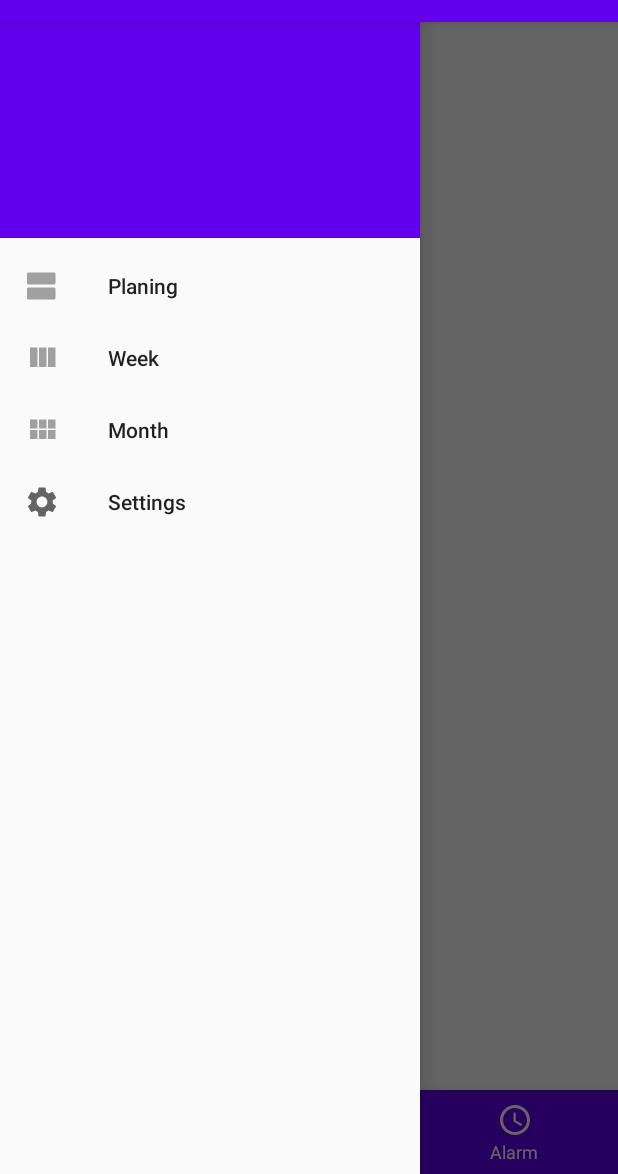
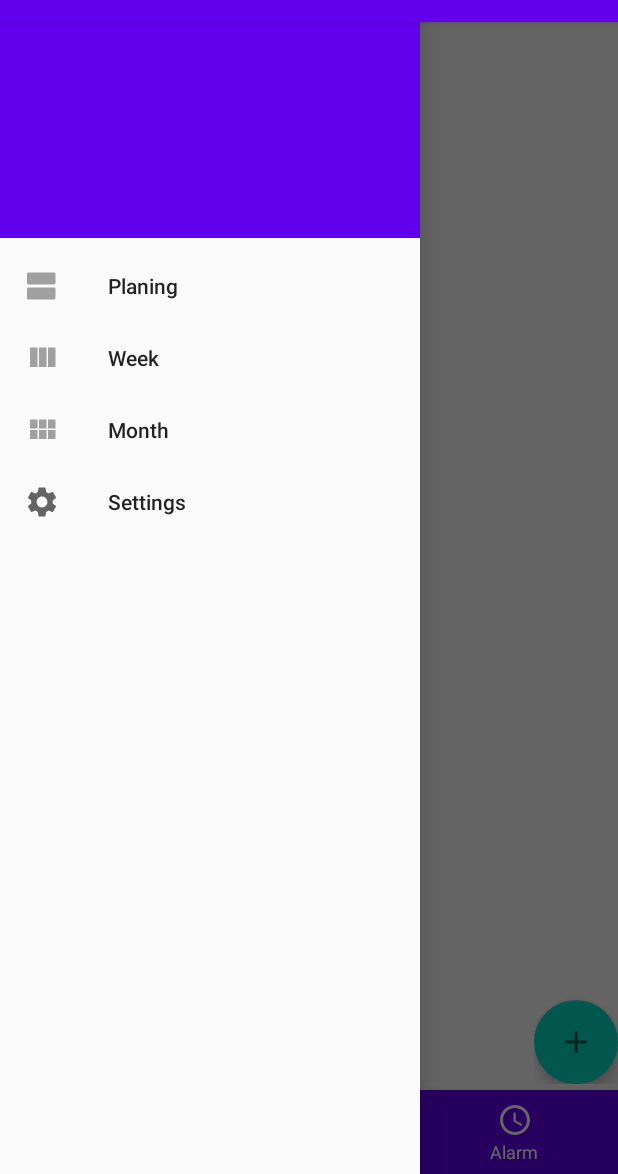
Before and after one commit to mrsolarius/bako, an Android app: the screen it shows after launch (MainActivity), with the side drawer open, on a phone screen of 412 x 824 dp, the part 62-1236 px from its top. Run offline under Robolectric (Android 15) with nearby library versions, the phone set to English and light mode, and no system bars; our stand-ins replace Room's generated code; libraries missing offline, so code that uses them is left out: com.github.mikephil.charting.

Commit message:
Mise à jour du add

```diff
--- a/app/src/main/java/app/bako/view/navigation/AddCodeToPlanning.kt
+++ b/app/src/main/java/app/bako/view/navigation/AddCodeToPlanning.kt
@@ -1,6 +1,7 @@
 package app.bako.view.navigation
 
 import android.os.Bundle
+import android.view.MenuItem
 import android.view.View
 import android.widget.ArrayAdapter
 import android.widget.Spinner
@@ -14,8 +15,14 @@ class AddCodeToPlanning : AppCompatActivity() {
     override fun onCreate(savedInstanceState: Bundle?) {
         super.onCreate(savedInstanceState)
         setContentView(R.layout.activity_add_code_to_planning)
+        setValueOfSpinner()
+        supportActionBar?.setDisplayHomeAsUpEnabled(true)
+    }
 
-        setValueOfSpinner()
+    override fun onOptionsItemSelected(item: MenuItem): Boolean {
+        //Go back arrow btn
+        finish();
+        return true;
     }
 
     fun setValueOfSpinner(){
--- a/app/src/main/java/app/bako/view/navigation/fragment/ManagerWorkCodeOfCalendarFragment.kt
+++ b/app/src/main/java/app/bako/view/navigation/fragment/ManagerWorkCodeOfCalendarFragment.kt
@@ -46,14 +46,14 @@ class ManagerWorkCodeOfCalendarFragment : Fragment(){
     }
 
     private fun openMenu() {
-        openOrCloseManager.setImageResource(android.R.drawable.ic_menu_close_clear_cancel)
+        openOrCloseManager.setImageResource(R.drawable.ic_baseline_close_24)
         addCodeToPlanning.visibility = View.VISIBLE
         updateCodeOfPlanning.visibility = View.VISIBLE
         isOpen = true
     }
 
     private fun closeMenu() {
-        openOrCloseManager.setImageResource(android.R.drawable.ic_menu_add)
+        openOrCloseManager.setImageResource(R.drawable.ic_baseline_add_24)
         addCodeToPlanning.visibility = View.INVISIBLE
         updateCodeOfPlanning.visibility = View.INVISIBLE
         isOpen = false
--- a/app/src/main/java/app/bako/view/navigation/fragment/calendar/CalendarFragment.kt
+++ b/app/src/main/java/app/bako/view/navigation/fragment/calendar/CalendarFragment.kt
@@ -5,6 +5,7 @@ import androidx.fragment.app.Fragment
 import android.view.LayoutInflater
 import android.view.View
 import android.view.ViewGroup
+import androidx.fragment.app.FragmentTransaction
 import androidx.lifecycle.ViewModelProvider
 import androidx.lifecycle.get
 import androidx.recyclerview.widget.LinearLayoutManager
@@ -14,6 +15,7 @@ import app.bako.model.workingday.WorkingDay
 import app.bako.model.workingday.WorkingDayDao
 import app.bako.model.workingday.WorkingDayRepository
 import app.bako.model.workingday.WorkingDayViewModel
+import app.bako.view.navigation.fragment.ManagerWorkCodeOfCalendarFragment
 import kotlinx.android.synthetic.main.fragment_calendar.view.*
 
 /**
@@ -25,16 +27,10 @@ class CalendarFragment : Fragment() {
         inflater: LayoutInflater, container: ViewGroup?,
         savedInstanceState: Bundle?
     ): View? {
-        // Inflate the layout for this fragment
-        /*val bouton: Button = view.findViewById<Button>(R.id.openCodeManagement)
-        bouton.setOnClickListener{
-            val activityObject: MainActivity = activity as MainActivity
-            activityObject.makeCurrentFragment(CodesListFragment())
-        }
-        */
+        /*
+         * SETUP RECYCLER VIEW AND LOAD DATA
+         */
         val view = inflater.inflate(R.layout.fragment_calendar, container, false)
-
-
         val adapter = CalendarRecyclerAdapter()
         val recyclerView = view.calendarRecyclerView
         recyclerView.layoutManager = LinearLayoutManager(requireContext())
@@ -46,6 +42,13 @@ class CalendarFragment : Fragment() {
             }
         })
         recyclerView.adapter = adapter
+
+        /*
+         * SETUP FRAGMENT FAB BUTTON
+         */
+        val ft: FragmentTransaction = activity?.supportFragmentManager!!.beginTransaction()
+        ft.replace(R.id.managerWorkCodeOfCalendar, ManagerWorkCodeOfCalendarFragment())
+        ft.commit()
         return view
     }
 }
--- /dev/null
+++ b/app/src/main/res/drawable/ic_baseline_add_24.xml
@@ -0,0 +1,10 @@
+<vector xmlns:android="http://schemas.android.com/apk/res/android"
+    android:width="24dp"
+    android:height="24dp"
+    android:viewportWidth="24"
+    android:viewportHeight="24"
+    android:tint="?attr/colorControlNormal">
+  <path
+      android:fillColor="@android:color/white"
+      android:pathData="M19,13h-6v6h-2v-6H5v-2h6V5h2v6h6v2z"/>
+</vector>
--- /dev/null
+++ b/app/src/main/res/drawable/ic_baseline_close_24.xml
@@ -0,0 +1,10 @@
+<vector xmlns:android="http://schemas.android.com/apk/res/android"
+    android:width="24dp"
+    android:height="24dp"
+    android:viewportWidth="24"
+    android:viewportHeight="24"
+    android:tint="?attr/colorControlNormal">
+  <path
+      android:fillColor="@android:color/white"
+      android:pathData="M19,6.41L17.59,5 12,10.59 6.41,5 5,6.41 10.59,12 5,17.59 6.41,19 12,13.41 17.59,19 19,17.59 13.41,12z"/>
+</vector>
--- /dev/null
+++ b/app/src/main/res/drawable/ic_baseline_edit_24.xml
@@ -0,0 +1,10 @@
+<vector xmlns:android="http://schemas.android.com/apk/res/android"
+    android:width="24dp"
+    android:height="24dp"
+    android:viewportWidth="24"
+    android:viewportHeight="24"
+    android:tint="?attr/colorControlNormal">
+  <path
+      android:fillColor="@android:color/white"
+      android:pathData="M3,17.25V21h3.75L17.81,9.94l-3.75,-3.75L3,17.25zM20.71,7.04c0.39,-0.39 0.39,-1.02 0,-1.41l-2.34,-2.34c-0.39,-0.39 -1.02,-0.39 -1.41,0l-1.83,1.83 3.75,3.75 1.83,-1.83z"/>
+</vector>
--- /dev/null
+++ b/app/src/main/res/drawable/ic_baseline_post_add_24.xml
@@ -0,0 +1,22 @@
+<vector xmlns:android="http://schemas.android.com/apk/res/android"
+    android:width="24dp"
+    android:height="24dp"
+    android:viewportWidth="24"
+    android:viewportHeight="24"
+    android:tint="?attr/colorControlNormal">
+  <path
+      android:fillColor="@android:color/white"
+      android:pathData="M17,19.22H5V7h7V5H5C3.9,5 3,5.9 3,7v12c0,1.1 0.9,2 2,2h12c1.1,0 2,-0.9 2,-2v-7h-2V19.22z"/>
+  <path
+      android:fillColor="@android:color/white"
+      android:pathData="M19,2h-2v3h-3c0.01,0.01 0,2 0,2h3v2.99c0.01,0.01 2,0 2,0V7h3V5h-3V2z"/>
+  <path
+      android:fillColor="@android:color/white"
+      android:pathData="M7,9h8v2h-8z"/>
+  <path
+      android:fillColor="@android:color/white"
+      android:pathData="M7,12l0,2l8,0l0,-2l-3,0z"/>
+  <path
+      android:fillColor="@android:color/white"
+      android:pathData="M7,15h8v2h-8z"/>
+</vector>
--- a/app/src/main/res/layout/activity_add_code_to_planning.xml
+++ b/app/src/main/res/layout/activity_add_code_to_planning.xml
@@ -4,8 +4,7 @@
     xmlns:tools="http://schemas.android.com/tools"
     android:layout_width="match_parent"
     android:layout_height="match_parent"
-    tools:context=".view.navigation.AddCodeToPlanning"
-    android:theme="@android:style/Theme.Dialog">
+    tools:context=".view.navigation.AddCodeToPlanning">
 
 
     <TextView
@@ -43,15 +42,6 @@
         app:layout_constraintStart_toStartOf="@+id/labelCode"
         app:layout_constraintTop_toBottomOf="@+id/labelCode" />
 
-    <com.google.android.material.floatingactionbutton.FloatingActionButton
-        android:id="@+id/floatingActionButton"
-        android:layout_width="wrap_content"
-        android:layout_height="wrap_content"
-        android:clickable="true"
-        app:layout_constraintEnd_toEndOf="parent"
-        app:layout_constraintTop_toTopOf="parent"
-        app:srcCompat="@android:drawable/ic_menu_close_clear_cancel" />
-
     <Button
         android:id="@+id/button2"
         android:layout_width="wrap_content"
--- a/app/src/main/res/layout/fragment_add_code_to_planning.xml
+++ b/app/src/main/res/layout/fragment_add_code_to_planning.xml
@@ -12,7 +12,7 @@
             android:layout_weight="1"
             android:clickable="true"
             android:visibility="invisible"
-        app:srcCompat="@android:drawable/ic_menu_edit" />
+            app:srcCompat="@drawable/ic_baseline_edit_24"/>
 
     <com.google.android.material.floatingactionbutton.FloatingActionButton
             android:id="@+id/addWorkCodeOfCalendar"
@@ -20,7 +20,7 @@
             android:layout_height="wrap_content"
             android:layout_weight="1"
             android:clickable="true"
-        app:srcCompat="@android:drawable/ic_menu_add"
+            app:srcCompat="@drawable/ic_baseline_post_add_24"
             android:visibility="invisible"/>
 
     <com.google.android.material.floatingactionbutton.FloatingActionButton
@@ -29,7 +29,7 @@
             android:layout_height="wrap_content"
             android:layout_weight="1"
             android:clickable="true"
-        app:srcCompat="@android:drawable/ic_menu_add"
-        android:focusable="true" />
+            app:srcCompat="@drawable/ic_baseline_add_24"
+            android:focusable="true"/>
     <!--app:srcCompat="@android:drawable/ic_menu_close_clear_cancel"-->
 </LinearLayout>
--- a/app/src/main/res/layout/fragment_calendar.xml
+++ b/app/src/main/res/layout/fragment_calendar.xml
@@ -15,4 +15,11 @@
             app:layout_constraintBottom_toBottomOf="parent"
             app:layoutManager="androidx.recyclerview.widget.LinearLayoutManager"
             android:id="@+id/calendarRecyclerView"/>
+
+    <FrameLayout
+            android:id="@+id/managerWorkCodeOfCalendar"
+            android:layout_width="wrap_content"
+            android:layout_height="wrap_content"
+            app:layout_constraintBottom_toBottomOf="parent"
+            app:layout_constraintEnd_toEndOf="parent" android:layout_marginBottom="60dp"/>
 </androidx.constraintlayout.widget.ConstraintLayout>
```
Lines whose indentation alone changed are shown as unchanged.
